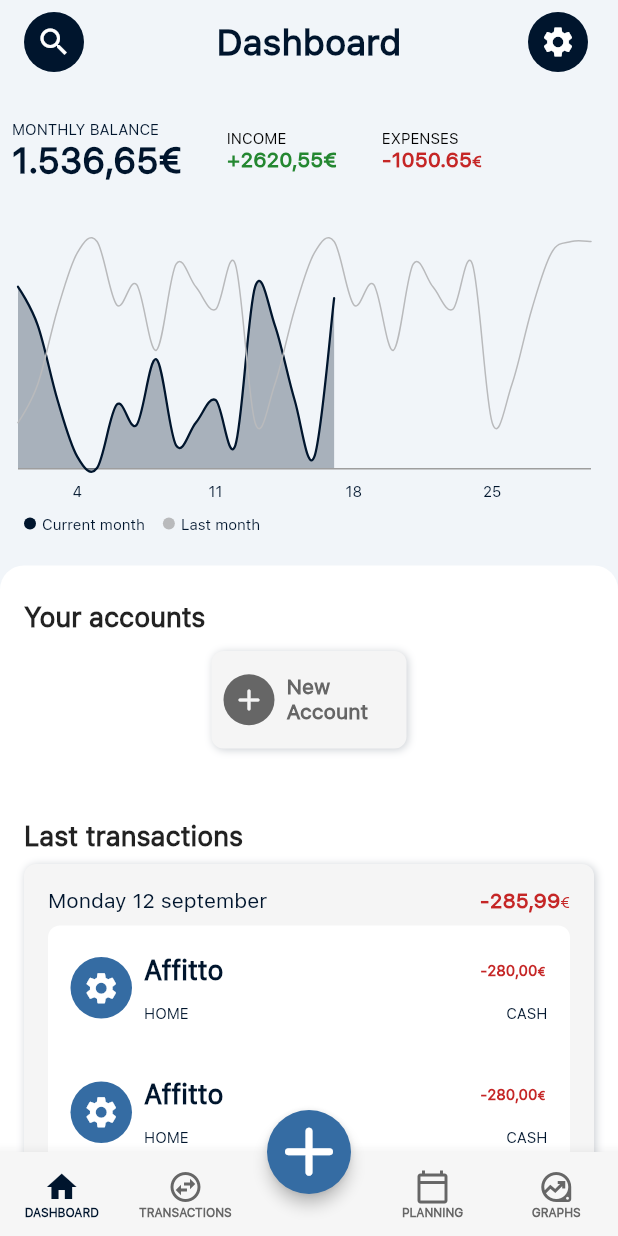
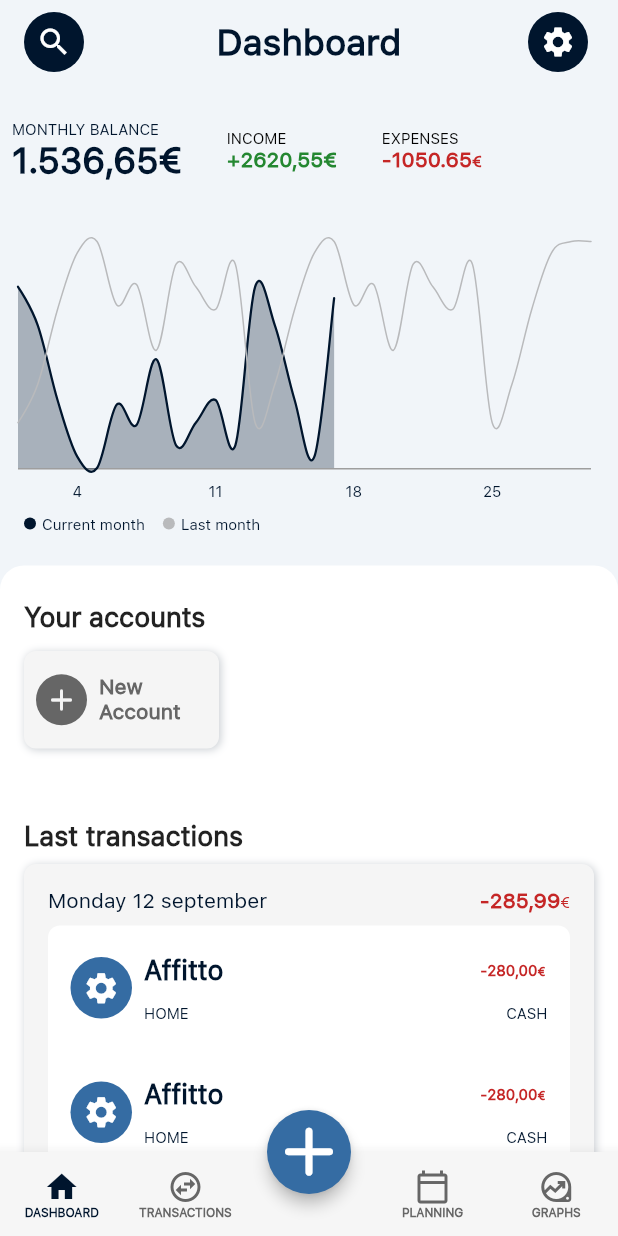
Before and after one commit to RIP-Comm/sossoldi, a Flutter app: the screen it shows after launch, on a phone screen of 412 x 824 dp. Run offline on Flutter 3.47's test engine with Material 2 defaults, Android fonts, the phone set to English and light mode, and no system bars; drawn by our look-alikes of fl_chart; our stand-ins replace flutter_riverpod, percent_indicator, sqflite; missing offline and left inert: circular_menu; accounts and stored records are empty.

Commit message:
home alignment

```diff
--- a/lib/pages/home_page.dart
+++ b/lib/pages/home_page.dart
@@ -215,15 +215,13 @@ class _HomePageState extends ConsumerState<HomePage> {
             ),
           ),
           child: Column(
+            crossAxisAlignment: CrossAxisAlignment.start,
             children: [
-              Align(
-                alignment: Alignment.centerLeft,
-                child: Padding(
-                  padding: const EdgeInsets.fromLTRB(16, 24, 16, 8),
-                  child: Text(
-                    "Your accounts",
-                    style: Theme.of(context).textTheme.titleLarge,
-                  ),
+              Padding(
+                padding: const EdgeInsets.fromLTRB(16, 24, 16, 8),
+                child: Text(
+                  "Your accounts",
+                  style: Theme.of(context).textTheme.titleLarge,
                 ),
               ),
               SizedBox(
```
